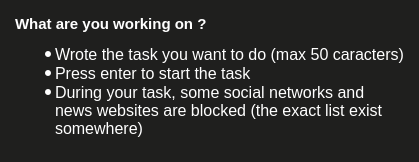
jdauphant/boxtime, file boxtime/views/protipswidget.ui: the form before one commit.
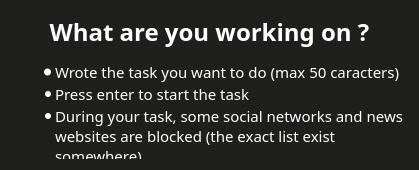
The form after the commit.

Commit message: Change font of protipswidget

```diff
--- a/boxtime/views/protipswidget.ui
+++ b/boxtime/views/protipswidget.ui
@@ -7,7 +7,7 @@
     <x>0</x>
     <y>0</y>
     <width>419</width>
-    <height>162</height>
+    <height>170</height>
    </rect>
   </property>
   <property name="palette">
@@ -290,6 +290,12 @@
     </disabled>
    </palette>
   </property>
+  <property name="font">
+   <font>
+    <family>Nexa Light</family>
+    <pointsize>10</pointsize>
+   </font>
+  </property>
   <property name="contextMenuPolicy">
    <enum>Qt::NoContextMenu</enum>
   </property>
@@ -305,6 +311,12 @@
   <layout class="QVBoxLayout" name="verticalLayout">
    <item>
     <widget class="QTextBrowser" name="textBrowser">
+     <property name="font">
+      <font>
+       <family>Nexa Light</family>
+       <pointsize>10</pointsize>
+      </font>
+     </property>
      <property name="acceptDrops">
       <bool>false</bool>
      </property>
@@ -324,11 +336,11 @@
       <string>&lt;!DOCTYPE HTML PUBLIC &quot;-//W3C//DTD HTML 4.0//EN&quot; &quot;http://www.w3.org/TR/REC-html40/strict.dtd&quot;&gt;
 &lt;html&gt;&lt;head&gt;&lt;meta name=&quot;qrichtext&quot; content=&quot;1&quot; /&gt;&lt;style type=&quot;text/css&quot;&gt;
 p, li { white-space: pre-wrap; }
-&lt;/style&gt;&lt;/head&gt;&lt;body style=&quot; font-family:'Lucida Grande'; font-size:13pt; font-weight:400; font-style:normal;&quot;&gt;
-&lt;p style=&quot; margin-top:18px; margin-bottom:12px; margin-left:0px; margin-right:0px; -qt-block-indent:0; text-indent:0px;&quot;&gt;&lt;span style=&quot; font-family:'Ubuntu'; font-size:11pt; font-weight:600;&quot;&gt;What are you working on ?&lt;/span&gt;&lt;/p&gt;
-&lt;ul style=&quot;margin-top: 0px; margin-bottom: 0px; margin-left: 0px; margin-right: 0px; -qt-list-indent: 1;&quot;&gt;&lt;li style=&quot; font-family:'Ubuntu'; font-size:12pt;&quot; style=&quot; margin-top:12px; margin-bottom:0px; margin-left:0px; margin-right:0px; -qt-block-indent:0; text-indent:0px;&quot;&gt;Wrote the task you want to do (max 50 caracters)&lt;/li&gt;
-&lt;li style=&quot; font-family:'Ubuntu'; font-size:12pt;&quot; style=&quot; margin-top:0px; margin-bottom:0px; margin-left:0px; margin-right:0px; -qt-block-indent:0; text-indent:0px;&quot;&gt;Press enter to start the task&lt;/li&gt;
-&lt;li style=&quot; font-family:'Ubuntu'; font-size:12pt;&quot; style=&quot; margin-top:0px; margin-bottom:0px; margin-left:0px; margin-right:0px; -qt-block-indent:0; text-indent:0px;&quot;&gt;During your task, some social networks and news websites are blocked (the exact list exist somewhere)&lt;/li&gt;&lt;/ul&gt;&lt;/body&gt;&lt;/html&gt;</string>
+&lt;/style&gt;&lt;/head&gt;&lt;body style=&quot; font-family:'Nexa Light'; font-size:10pt; font-weight:400; font-style:normal;&quot;&gt;
+&lt;p align=&quot;center&quot; style=&quot; margin-top:18px; margin-bottom:12px; margin-left:0px; margin-right:0px; -qt-block-indent:0; text-indent:0px;&quot;&gt;&lt;span style=&quot; font-family:'Nexa'; font-size:18pt; font-weight:600;&quot;&gt;What are you working on ?&lt;/span&gt;&lt;/p&gt;
+&lt;ul style=&quot;margin-top: 0px; margin-bottom: 0px; margin-left: 0px; margin-right: 0px; -qt-list-indent: 1;&quot;&gt;&lt;li style=&quot; font-family:'Nexa'; font-size:12pt;&quot; style=&quot; margin-top:12px; margin-bottom:0px; margin-left:0px; margin-right:0px; -qt-block-indent:0; text-indent:0px;&quot;&gt;&lt;span style=&quot; font-size:11pt;&quot;&gt;Wrote the task you want to do (max 50 caracters)&lt;/span&gt;&lt;/li&gt;
+&lt;li style=&quot; font-family:'Nexa'; font-size:11pt;&quot; style=&quot; margin-top:0px; margin-bottom:0px; margin-left:0px; margin-right:0px; -qt-block-indent:0; text-indent:0px;&quot;&gt;Press enter to start the task&lt;/li&gt;
+&lt;li style=&quot; font-family:'Nexa'; font-size:11pt;&quot; style=&quot; margin-top:0px; margin-bottom:0px; margin-left:0px; margin-right:0px; -qt-block-indent:0; text-indent:0px;&quot;&gt;During your task, some social networks and news websites are blocked (the exact list exist somewhere)&lt;/li&gt;&lt;/ul&gt;&lt;/body&gt;&lt;/html&gt;</string>
      </property>
      <property name="textInteractionFlags">
       <set>Qt::NoTextInteraction</set>
```
